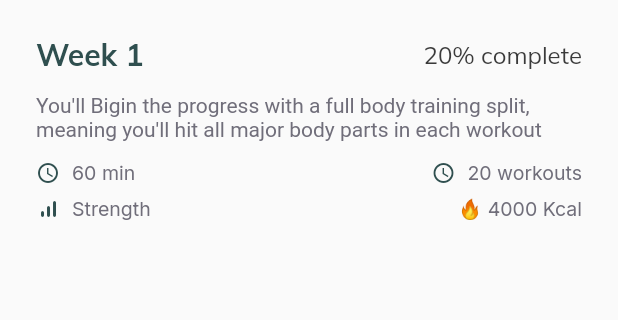
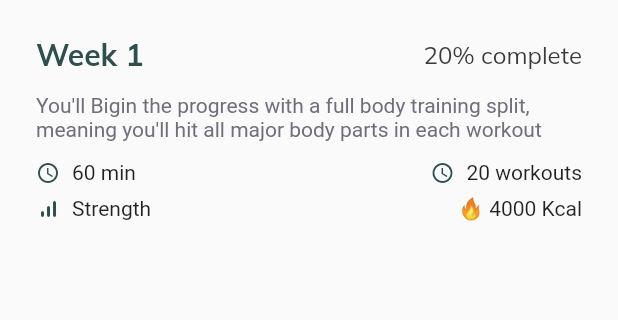
Before and after one commit to ContinuumTeam/GymHabit, a Flutter app: the Program screen opened directly, on a phone screen of 412 x 824 dp, the part 96-416 px from its top. Run offline on Flutter 3.47's test engine with Material 2 defaults, Android fonts, the phone set to English and light mode, and no system bars; our stand-ins replace dartz, dio, easy_date_timeline, equatable, firebase_core, fl_chart and 6 more; accounts and stored records are empty; statements that could not run were skipped.

Commit message:
refactor: refactondo app text e colors

```diff
--- a/lib/features/theme/app_text.dart
+++ b/lib/features/theme/app_text.dart
@@ -45,12 +45,6 @@
     color: AppColors.primary,
   );
 
-  static final titleListTile = GoogleFonts.lexendDeca(
-    fontSize: 17,
-    fontWeight: FontWeight.w600,
-    color: AppColors.heading,
-  );
-
   static final trailingRegular = GoogleFonts.mulish(
     fontSize: 16,
     fontWeight: FontWeight.w400,
@@ -61,96 +55,6 @@
     fontSize: 16,
     fontWeight: FontWeight.bold,
     color: AppColors.heading,
-  );
-
-  static final buttonPrimary = GoogleFonts.inter(
-    fontSize: 15,
-    fontWeight: FontWeight.w400,
-    color: AppColors.primary,
-  );
-
-  static final buttonHeading = GoogleFonts.inter(
-    fontSize: 15,
-    fontWeight: FontWeight.w400,
-    color: AppColors.heading,
-  );
-
-  static final buttonGrey = GoogleFonts.inter(
-    fontSize: 15,
-    fontWeight: FontWeight.w400,
-    color: AppColors.grey,
-  );
-
-  static final buttonBackground = GoogleFonts.inter(
-    fontSize: 15,
-    fontWeight: FontWeight.w400,
-    color: AppColors.background,
-  );
-
-  static final buttonBoldPrimary = GoogleFonts.inter(
-    fontSize: 15,
-    fontWeight: FontWeight.w700,
-    color: AppColors.primary,
-  );
-
-  static final buttonBoldHeading = GoogleFonts.inter(
-    fontSize: 15,
-    fontWeight: FontWeight.w700,
-    color: AppColors.heading,
-  );
-
-  static final buttonBoldGrey = GoogleFonts.inter(
-    fontSize: 15,
-    fontWeight: FontWeight.w700,
-    color: AppColors.grey,
-  );
-
-  static final buttonBoldBackground = GoogleFonts.inter(
-    fontSize: 15,
-    fontWeight: FontWeight.w700,
-    color: AppColors.heading,
-  );
-
-  static final input = GoogleFonts.inter(
-    fontSize: 15,
-    fontWeight: FontWeight.w400,
-    color: AppColors.input,
-  );
-
-  static final captionBackground = GoogleFonts.poppins(
-    fontSize: 18,
-    fontWeight: FontWeight.w400,
-    color: AppColors.text,
-  );
-
-  static final captionShape = GoogleFonts.inter(
-    fontSize: 18,
-    fontWeight: FontWeight.w400,
-    color: AppColors.shape,
-  );
-
-  static final captionBody = GoogleFonts.inter(
-    fontSize: 13,
-    fontWeight: FontWeight.w400,
-    color: AppColors.body,
-  );
-
-  static final captionBoldBackground = GoogleFonts.poppins(
-    fontSize: 18,
-    fontWeight: FontWeight.w600,
-    color: AppColors.heading,
-  );
-
-  static final captionBoldShape = GoogleFonts.inter(
-    fontSize: 13,
-    fontWeight: FontWeight.w600,
-    color: AppColors.shape,
-  );
-
-  static final captionBoldBody = GoogleFonts.inter(
-    fontSize: 13,
-    fontWeight: FontWeight.w600,
-    color: AppColors.body,
   );
 
   static final cardBoldTitle = GoogleFonts.mulish(
@@ -170,10 +74,4 @@
     fontWeight: FontWeight.normal,
     color: AppColors.background,
   );
-
-  static final buttonGray = GoogleFonts.inter(
-    fontSize: 15,
-    fontWeight: FontWeight.w400,
-    color: AppColors.primary,
-  );
 }
```
